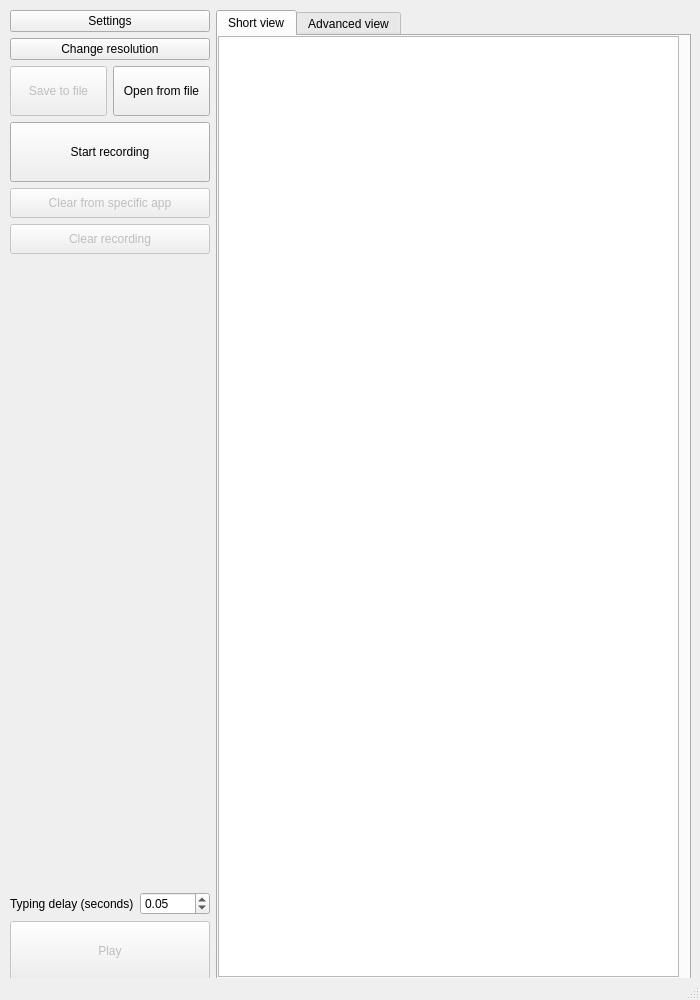
Above: app_ui.ui from Andrew-71/KeyRecorder before the change. Below: the same form after it.
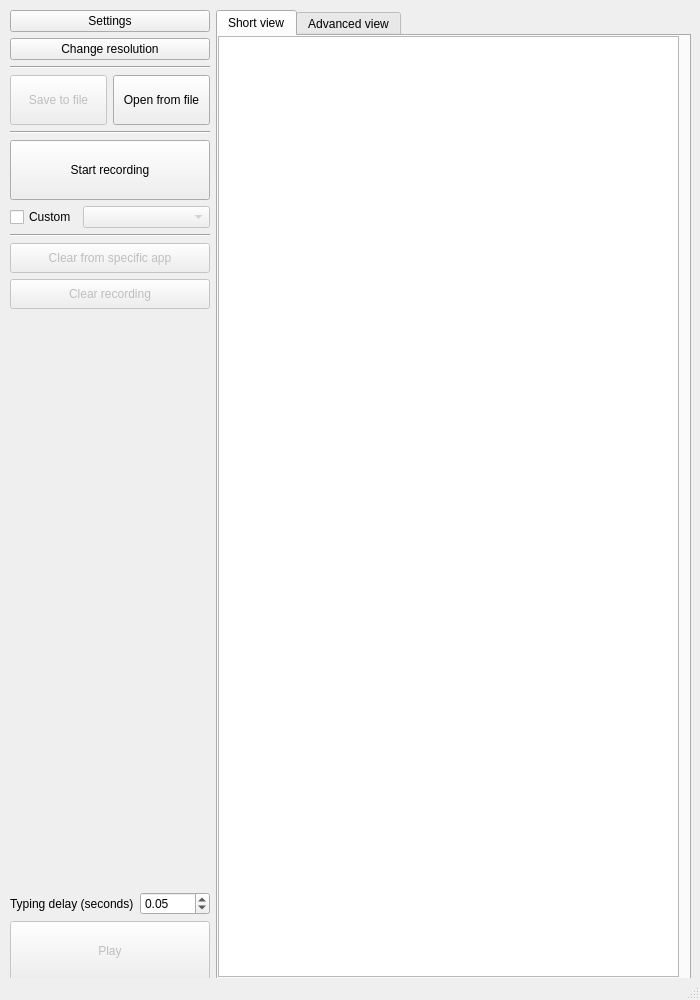
That is the form after the change.

Commit message: Add ability to only record 1 window

Patch:
```diff
--- a/app_ui.ui
+++ b/app_ui.ui
@@ -79,6 +79,13 @@
          </property>
         </widget>
        </item>
+       <item>
+        <widget class="Line" name="line">
+         <property name="orientation">
+          <enum>Qt::Horizontal</enum>
+         </property>
+        </widget>
+       </item>
        <item>
         <layout class="QHBoxLayout" name="horizontalLayout_3">
          <property name="sizeConstraint">
@@ -130,6 +137,13 @@
          </item>
         </layout>
        </item>
+       <item>
+        <widget class="Line" name="line_2">
+         <property name="orientation">
+          <enum>Qt::Horizontal</enum>
+         </property>
+        </widget>
+       </item>
        <item>
         <widget class="QPushButton" name="toggle_recording_btn">
          <property name="sizePolicy">
@@ -155,6 +169,37 @@
          </property>
         </widget>
        </item>
+       <item>
+        <layout class="QHBoxLayout" name="horizontalLayout_2">
+         <item>
+          <widget class="QCheckBox" name="custom_checkbox">
+           <property name="sizePolicy">
+            <sizepolicy hsizetype="Fixed" vsizetype="Fixed">
+             <horstretch>0</horstretch>
+             <verstretch>0</verstretch>
+            </sizepolicy>
+           </property>
+           <property name="text">
+            <string>Custom</string>
+           </property>
+          </widget>
+         </item>
+         <item>
+          <widget class="QComboBox" name="custom_choice">
+           <property name="enabled">
+            <bool>false</bool>
+           </property>
+          </widget>
+         </item>
+        </layout>
+       </item>
+       <item>
+        <widget class="Line" name="line_3">
+         <property name="orientation">
+          <enum>Qt::Horizontal</enum>
+         </property>
+        </widget>
+       </item>
        <item>
         <widget class="QPushButton" name="clear_specific_recording_btn">
          <property name="enabled">
```
The commit also changes 4 other files.
